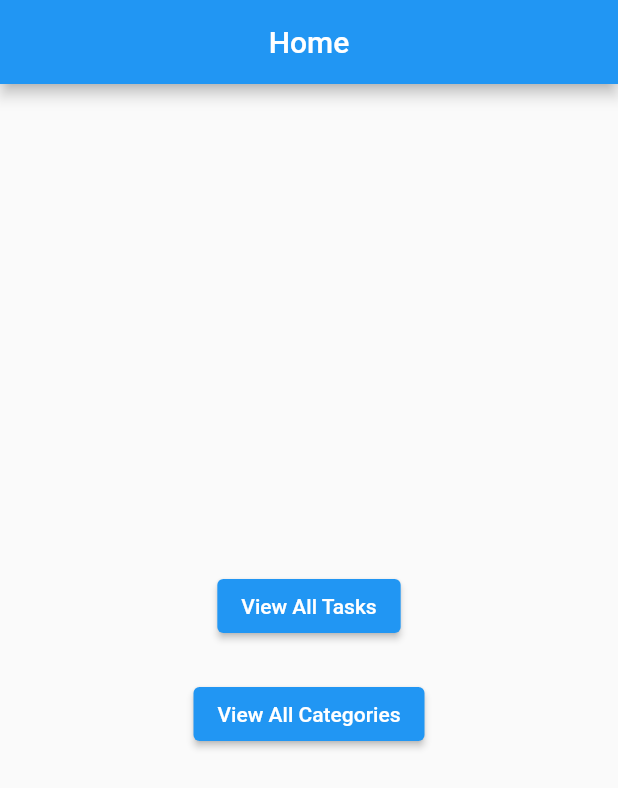
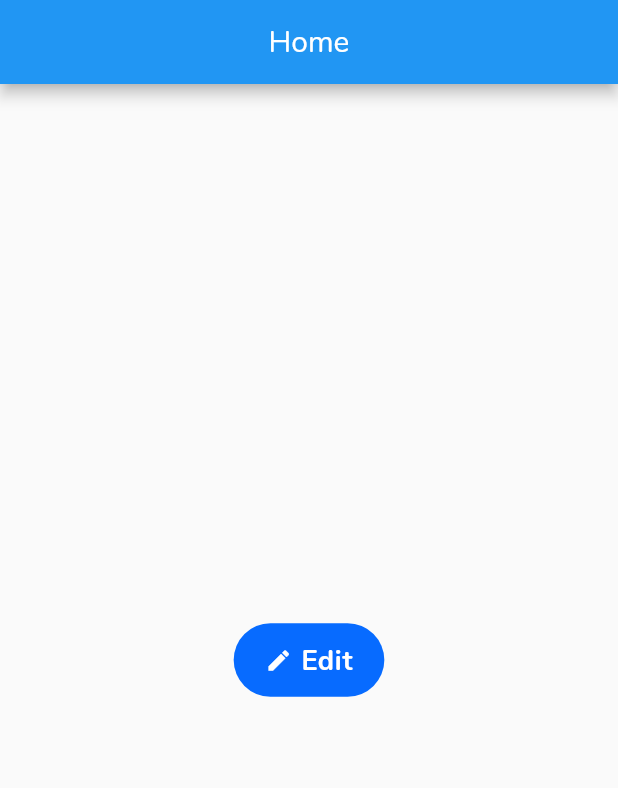
Before and after one commit to Gopi-p/tooDoo, a Flutter app: the screen it shows after launch, on a phone screen of 412 x 824 dp. Shown: the top 788 px of the screen. Run offline on Flutter 3.47's test engine with Material 2 defaults, Android fonts, the phone set to English and light mode, and no system bars; our stand-ins replace auto_route.

Commit message:
Added Button widget

```diff
--- a/lib/home/home.dart
+++ b/lib/home/home.dart
@@ -1,6 +1,5 @@
-import 'package:auto_route/auto_route.dart';
 import 'package:flutter/material.dart';
-import 'package:toodoo/toodoo.app/routes/app_router.dart';
+import 'package:toodoo/shared.module/widgets/button.dart';
 
 class Home extends StatelessWidget {
   const Home({Key? key}) : super(key: key);
@@ -17,18 +16,10 @@ class Home extends StatelessWidget {
         mainAxisAlignment: MainAxisAlignment.center,
         children: [
           const SizedBox(width: double.infinity),
-          ElevatedButton(
-            child: const Text('View All Tasks'),
-            onPressed: () {
-              context.router.push(const ViewAllTasksRoute());
-            },
-          ),
-          const SizedBox(height: 24),
-          ElevatedButton(
-            child: const Text('View All Categories'),
-            onPressed: () {
-              context.router.push(const ViewAllCategoriesRoute());
-            },
+          Button(
+            icon: Icons.edit,
+            text: "Edit",
+            onPressed: () {},
           ),
         ],
       ),
--- a/lib/shared.module/constants/global.dart
+++ b/lib/shared.module/constants/global.dart
@@ -1 +1,4 @@
+// ignore_for_file: constant_identifier_names
+
 const APP_NAME = 'TooDoo';
+const PRIMARY_FONT_FAMILY = 'Nunito';
--- /dev/null
+++ b/lib/shared.module/widgets/button.dart
@@ -0,0 +1,57 @@
+import 'package:flutter/material.dart';
+
+class Button extends StatelessWidget {
+  final String text;
+  final VoidCallback? onPressed;
+  final IconData? icon;
+  final bool disabled;
+
+  const Button({
+    Key? key,
+    required this.text,
+    this.onPressed,
+    this.icon,
+    this.disabled = false,
+  }) : super(key: key);
+
+  @override
+  Widget build(BuildContext context) {
+    return Material(
+      borderRadius: BorderRadius.circular(40),
+      color: disabled ? const Color(0xb2076bff) : const Color(0xff076bff),
+      child: InkWell(
+        mouseCursor: disabled ? SystemMouseCursors.forbidden : null,
+        borderRadius: BorderRadius.circular(40),
+        splashColor: const Color(0xB075ACFF),
+        highlightColor: const Color(0xB075ACFF),
+        splashFactory: InkRipple.splashFactory,
+        onTap: disabled ? null : onPressed,
+        child: Padding(
+          padding: const EdgeInsets.symmetric(horizontal: 21, vertical: 10),
+          child: Row(
+            mainAxisSize: MainAxisSize.min,
+            children: [
+              if (icon != null)
+                Icon(
+                  icon,
+                  color: disabled ? const Color(0xccffffff) : Colors.white,
+                  size: 18,
+                ),
+              if (icon != null) const SizedBox(width: 6),
+              Text(
+                text,
+                style: TextStyle(
+                  color: disabled ? const Color(0xccffffff) : Colors.white,
+                  fontSize: 18,
+                  height: 1.6,
+                  fontWeight: FontWeight.w700,
+                  letterSpacing: 0.36,
+                ),
+              ),
+            ],
+          ),
+        ),
+      ),
+    );
+  }
+}
--- a/lib/toodoo.app/toodoo.dart
+++ b/lib/toodoo.app/toodoo.dart
@@ -11,6 +11,7 @@ class TooDoo extends StatelessWidget {
   Widget build(BuildContext context) {
     return MaterialApp.router(
       title: APP_NAME,
+      theme: ThemeData(fontFamily: PRIMARY_FONT_FAMILY),
       debugShowCheckedModeBanner: false,
       routerDelegate: _appRouter.delegate(),
       routeInformationParser: _appRouter.defaultRouteParser(),
```
